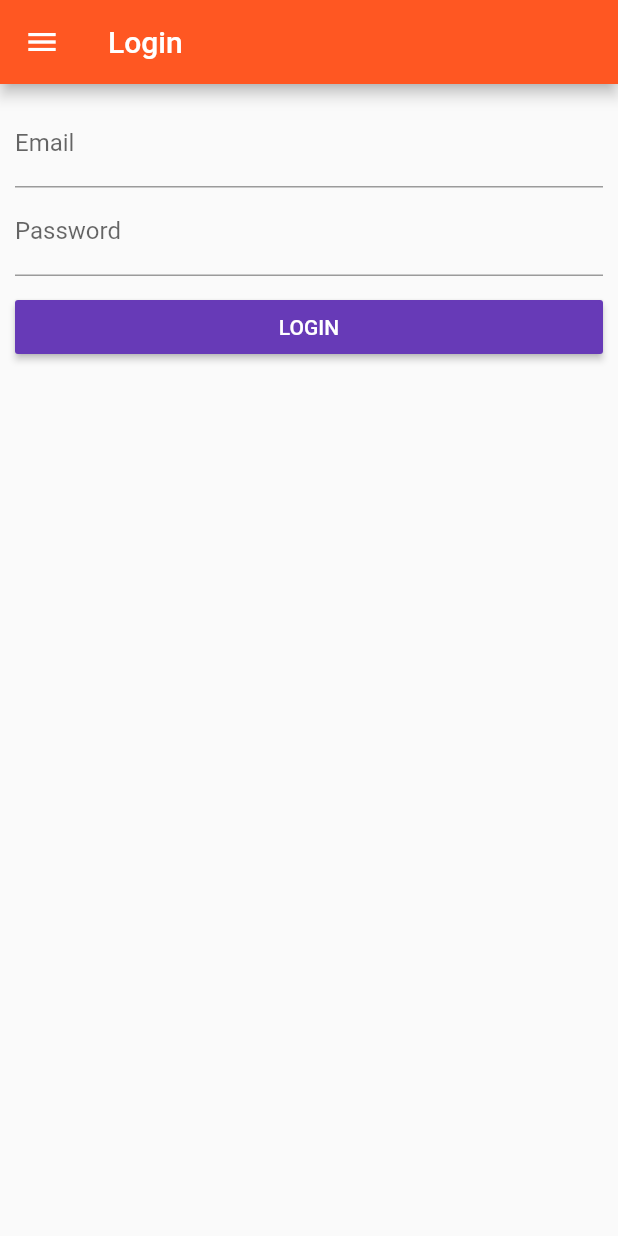
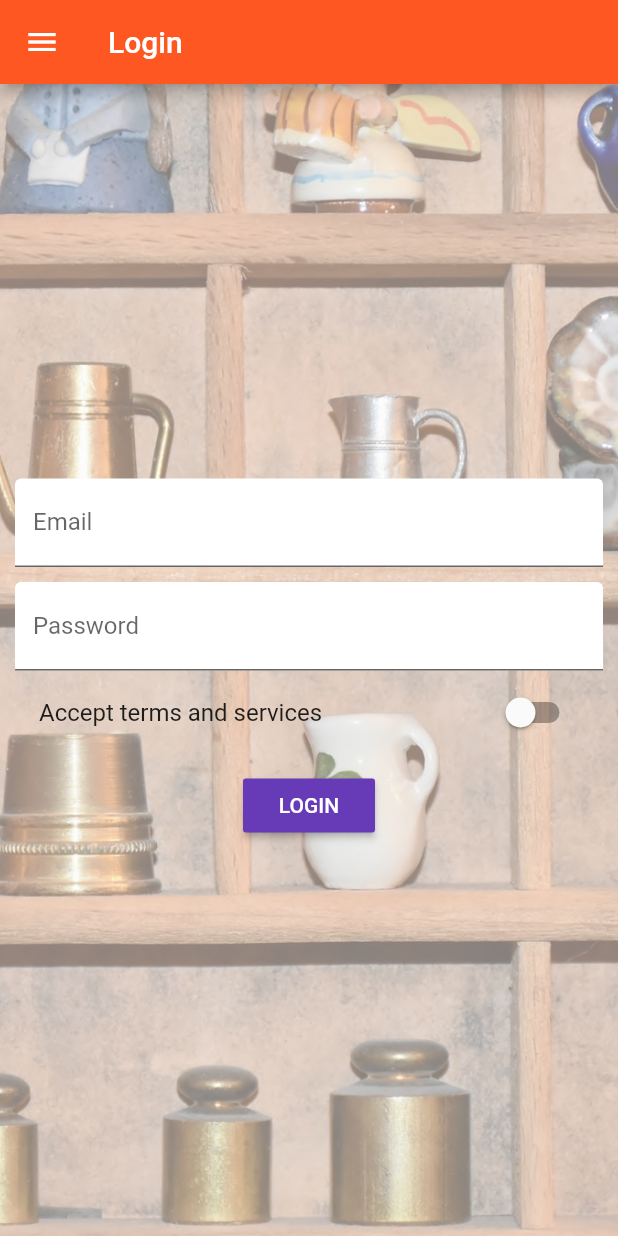
Before and after one commit to Juanchoalric/flutter_course, a Flutter app: the screen it shows after launch, on a phone screen of 412 x 824 dp. Run offline on Flutter 3.47's test engine with Material 2 defaults, Android fonts, the phone set to English and light mode, and no system bars.

Commit message:
Refactor all the app

```diff
--- a/lib/pages/auth.dart
+++ b/lib/pages/auth.dart
@@ -1,5 +1,4 @@
 import 'package:flutter/material.dart';
-
 
 class AuthPage extends StatefulWidget {
   @override
@@ -11,6 +10,49 @@ class AuthPage extends StatefulWidget {
 class AuthPageState extends State<AuthPage> {
   String _emailValue;
   String _passwordValue;
+  bool _acceptTerms = false;
+
+  DecorationImage _buildBackgroundImage() {
+    return DecorationImage(
+        fit: BoxFit.cover,
+        colorFilter:
+            ColorFilter.mode(Colors.black.withOpacity(.5), BlendMode.dstATop),
+        image: AssetImage("assets/background.jpg"));
+  }
+
+  Widget _builEmailTextField() {
+    return TextField(
+      decoration: InputDecoration(
+          labelText: "Email", filled: true, fillColor: Colors.white),
+      keyboardType: TextInputType.emailAddress,
+      onChanged: (String value) {
+        _emailValue = value;
+      },
+    );
+  }
+
+  Widget _buildPasswordTextField() {
+    return TextField(
+      decoration: InputDecoration(
+          labelText: "Password", filled: true, fillColor: Colors.white),
+      obscureText: true,
+      onChanged: (String value) {
+        _passwordValue = value;
+      },
+    );
+  }
+
+  Widget _buildSwitchTileField(bool value) {
+    return SwitchListTile(
+                  title: Text("Accept terms and services"),
+                  onChanged: (bool value) {
+                    setState(() {
+                      _acceptTerms = value;
+                    });
+                  },
+                  value: _acceptTerms,
+                );
+  }
 
   @override
   Widget build(BuildContext context) {
@@ -27,7 +69,6 @@ class AuthPageState extends State<AuthPage> {
               onTap: () {
                 Navigator.pushNamed(context, '/');
               },
-
             )
           ],
         ),
@@ -35,23 +76,21 @@ class AuthPageState extends State<AuthPage> {
       appBar: AppBar(
         title: Text('Login'),
       ),
-      body: ListView(
+      body: Container(
         padding: EdgeInsets.all(10.0),
+        decoration: BoxDecoration(
+          image: _buildBackgroundImage(),
+        ),
+        child: Center(
+          child: SingleChildScrollView(
+            child: Column(
               children: <Widget>[
-          TextField(
-            decoration: InputDecoration(labelText: "Email", ),
-            keyboardType: TextInputType.emailAddress,
-            onChanged: (String value) {
-              _emailValue = value;
-            },
+                _builEmailTextField(),
+                SizedBox(
+                  height: 10.0,
                 ),
-          TextField(
-            decoration: InputDecoration(labelText: "Password", ),
-            obscureText: true,
-            onChanged: (String value) {
-              _passwordValue = value;
-            },
-          ),
+                _buildPasswordTextField(),
+                _buildSwitchTileField(_acceptTerms),
                 SizedBox(
                   height: 10.0,
                 ),
@@ -67,6 +106,9 @@ class AuthPageState extends State<AuthPage> {
                 ),
               ],
             ),
+          ),
+        ),
+      ),
     );
   }
 }
```
Also changed, not shown: lib/main.dart (+6 -2 lines), lib/pages/product.dart (+61 -33 lines), lib/pages/product_create.dart (+48 -36 lines), lib/pages/product_page.dart (+9 -3 lines), lib/product_manager.dart (deleted, +0 -21 lines), lib/products.dart (deleted, +0 -50 lines), lib/widgets/products/adress_tag.dart (added, +19 -0 lines), lib/widgets/products/price_tag.dart (added, +23 -0 lines), lib/widgets/products/products.dart (added, +31 -0 lines), lib/widgets/products/products_card.dart (added, +59 -0 lines), pubspec.yaml (+6 -3 lines), assets/Oswald-Bold.ttf (added), assets/background.jpg (added), pubspec.lock. Lines whose indentation alone changed are shown as unchanged.
